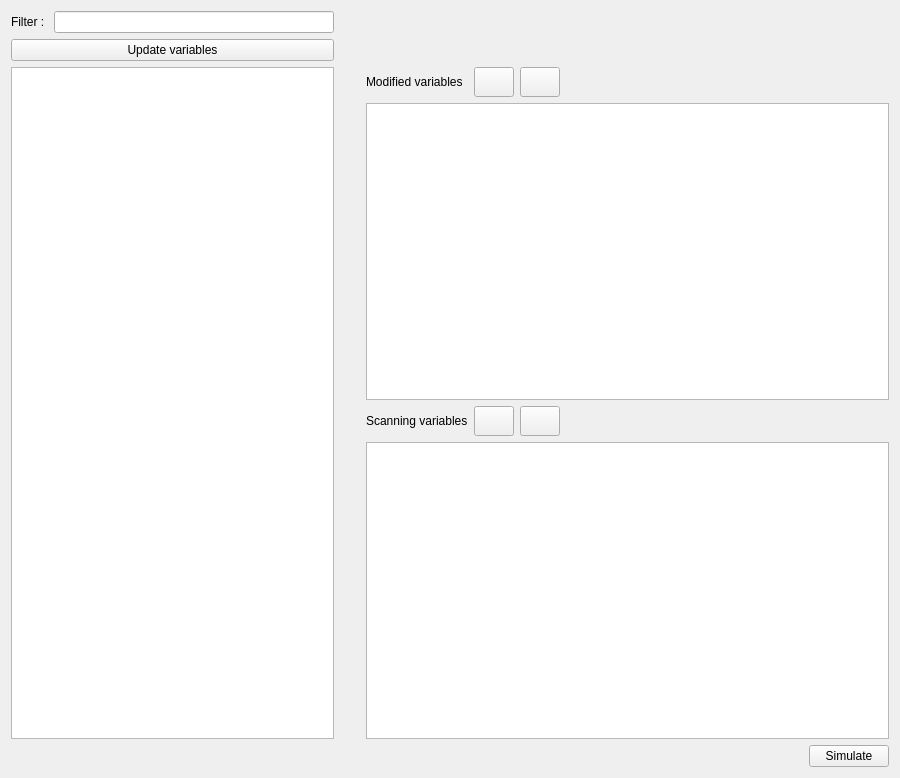
This is OMOptim/GUI/Widgets/WidgetOneSimVars.ui in OpenModelica/OMOptim as Qt 5 draws it before an edit. The edited form follows.
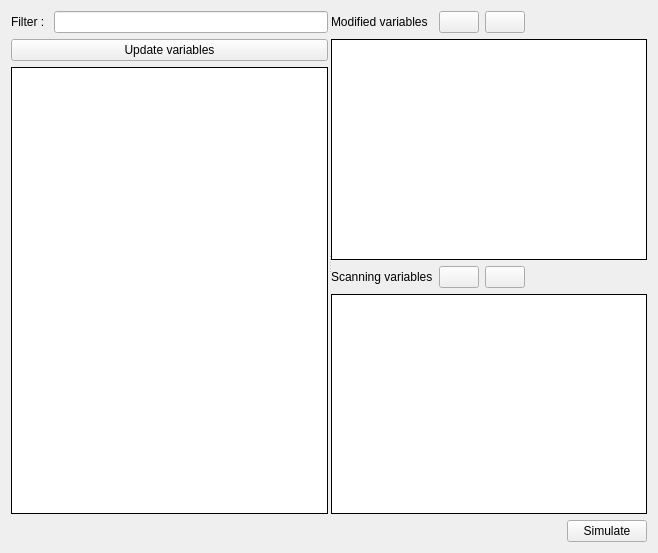
This is the edited form. Icons and pictures are not drawn.

What changed in the file:
```diff
--- a/OMOptim/GUI/Widgets/WidgetOneSimVars.ui
+++ b/OMOptim/GUI/Widgets/WidgetOneSimVars.ui
@@ -6,35 +6,284 @@
    <rect>
     <x>0</x>
     <y>0</y>
-    <width>900</width>
-    <height>778</height>
+    <width>658</width>
+    <height>553</height>
    </rect>
   </property>
   <property name="windowTitle">
    <string>Form</string>
   </property>
-  <layout class="QGridLayout" name="gridLayout">
+  <layout class="QGridLayout" name="gridLayout_4">
    <item row="0" column="0">
-    <layout class="QHBoxLayout" name="horizontalLayout">
-     <item>
-      <widget class="QLabel" name="label">
-       <property name="text">
-        <string>Filter : </string>
-       </property>
-      </widget>
-     </item>
-     <item>
-      <widget class="QLineEdit" name="lineVariableFilter"/>
-     </item>
-    </layout>
+    <widget class="QSplitter" name="splitter">
+     <property name="frameShape">
+      <enum>QFrame::NoFrame</enum>
+     </property>
+     <property name="frameShadow">
+      <enum>QFrame::Plain</enum>
+     </property>
+     <property name="midLineWidth">
+      <number>5</number>
+     </property>
+     <property name="orientation">
+      <enum>Qt::Horizontal</enum>
+     </property>
+     <property name="handleWidth">
+      <number>3</number>
+     </property>
+     <widget class="QWidget" name="">
+      <layout class="QGridLayout" name="gridLayout">
+       <item row="0" column="0">
+        <layout class="QHBoxLayout" name="horizontalLayout">
+         <item>
+          <widget class="QLabel" name="label">
+           <property name="text">
+            <string>Filter : </string>
+           </property>
+          </widget>
+         </item>
+         <item>
+          <widget class="QLineEdit" name="lineVariableFilter"/>
+         </item>
+        </layout>
+       </item>
+       <item row="1" column="0">
+        <widget class="QPushButton" name="pushReadVariables">
+         <property name="text">
+          <string>Update variables</string>
+         </property>
+         <property name="icon">
+          <iconset resource="../../../GUI/Resources/CERESGui.qrc">
+           <normaloff>:/Refresh</normaloff>:/Refresh</iconset>
+         </property>
+        </widget>
+       </item>
+       <item row="2" column="0">
+        <widget class="QTableView" name="tableVariables">
+         <property name="font">
+          <font>
+           <pointsize>7</pointsize>
+          </font>
+         </property>
+         <property name="frameShape">
+          <enum>QFrame::Box</enum>
+         </property>
+         <property name="frameShadow">
+          <enum>QFrame::Plain</enum>
+         </property>
+         <property name="selectionBehavior">
+          <enum>QAbstractItemView::SelectRows</enum>
+         </property>
+         <property name="sortingEnabled">
+          <bool>true</bool>
+         </property>
+         <property name="cornerButtonEnabled">
+          <bool>false</bool>
+         </property>
+        </widget>
+       </item>
+      </layout>
+     </widget>
+     <widget class="QWidget" name="">
+      <layout class="QGridLayout" name="gridLayout_3">
+       <item row="0" column="1">
+        <widget class="QLabel" name="label_2">
+         <property name="text">
+          <string>Modified variables</string>
+         </property>
+        </widget>
+       </item>
+       <item row="0" column="2">
+        <widget class="QPushButton" name="pushAddOver">
+         <property name="minimumSize">
+          <size>
+           <width>20</width>
+           <height>20</height>
+          </size>
+         </property>
+         <property name="text">
+          <string/>
+         </property>
+         <property name="icon">
+          <iconset resource="../../../GUI/Resources/CERESGui.qrc">
+           <normaloff>:/Add</normaloff>:/Add</iconset>
+         </property>
+        </widget>
+       </item>
+       <item row="0" column="3">
+        <widget class="QPushButton" name="pushRemoveOver">
+         <property name="minimumSize">
+          <size>
+           <width>0</width>
+           <height>20</height>
+          </size>
+         </property>
+         <property name="text">
+          <string/>
+         </property>
+         <property name="icon">
+          <iconset resource="../../../GUI/Resources/CERESGui.qrc">
+           <normaloff>:/Delete</normaloff>:/Delete</iconset>
+         </property>
+        </widget>
+       </item>
+       <item row="0" column="4">
+        <spacer name="horizontalSpacer_2">
+         <property name="orientation">
+          <enum>Qt::Horizontal</enum>
+         </property>
+         <property name="sizeHint" stdset="0">
+          <size>
+           <width>40</width>
+           <height>20</height>
+          </size>
+         </property>
+        </spacer>
+       </item>
+       <item row="1" column="0">
+        <spacer name="verticalSpacer_4">
+         <property name="orientation">
+          <enum>Qt::Vertical</enum>
+         </property>
+         <property name="sizeHint" stdset="0">
+          <size>
+           <width>0</width>
+           <height>40</height>
+          </size>
+         </property>
+        </spacer>
+       </item>
+       <item row="1" column="1" rowspan="2" colspan="4">
+        <widget class="QTableView" name="tableOverwritedVariables">
+         <property name="font">
+          <font>
+           <pointsize>7</pointsize>
+          </font>
+         </property>
+         <property name="frameShape">
+          <enum>QFrame::Box</enum>
+         </property>
+         <property name="frameShadow">
+          <enum>QFrame::Plain</enum>
+         </property>
+         <property name="selectionBehavior">
+          <enum>QAbstractItemView::SelectRows</enum>
+         </property>
+         <property name="sortingEnabled">
+          <bool>true</bool>
+         </property>
+        </widget>
+       </item>
+       <item row="2" column="0">
+        <spacer name="verticalSpacer_3">
+         <property name="orientation">
+          <enum>Qt::Vertical</enum>
+         </property>
+         <property name="sizeHint" stdset="0">
+          <size>
+           <width>0</width>
+           <height>40</height>
+          </size>
+         </property>
+        </spacer>
+       </item>
+       <item row="3" column="1">
+        <widget class="QLabel" name="label_3">
+         <property name="text">
+          <string>Scanning variables</string>
+         </property>
+        </widget>
+       </item>
+       <item row="3" column="2">
+        <widget class="QPushButton" name="pushAddScanned">
+         <property name="minimumSize">
+          <size>
+           <width>0</width>
+           <height>20</height>
+          </size>
+         </property>
+         <property name="text">
+          <string/>
+         </property>
+         <property name="icon">
+          <iconset resource="../../../GUI/Resources/CERESGui.qrc">
+           <normaloff>:/Add</normaloff>:/Add</iconset>
+         </property>
+        </widget>
+       </item>
+       <item row="3" column="3">
+        <widget class="QPushButton" name="pushRemoveScanned">
+         <property name="minimumSize">
+          <size>
+           <width>0</width>
+           <height>20</height>
+          </size>
+         </property>
+         <property name="text">
+          <string/>
+         </property>
+         <property name="icon">
+          <iconset resource="../../../GUI/Resources/CERESGui.qrc">
+           <normaloff>:/Delete</normaloff>:/Delete</iconset>
+         </property>
+        </widget>
+       </item>
+       <item row="4" column="0">
+        <spacer name="verticalSpacer">
+         <property name="orientation">
+          <enum>Qt::Vertical</enum>
+         </property>
+         <property name="sizeHint" stdset="0">
+          <size>
+           <width>0</width>
+           <height>40</height>
+          </size>
+         </property>
+        </spacer>
+       </item>
+       <item row="4" column="1" rowspan="2" colspan="4">
+        <widget class="QTableView" name="tableScannedVariables">
+         <property name="frameShape">
+          <enum>QFrame::Box</enum>
+         </property>
+         <property name="frameShadow">
+          <enum>QFrame::Plain</enum>
+         </property>
+         <property name="selectionBehavior">
+          <enum>QAbstractItemView::SelectRows</enum>
+         </property>
+        </widget>
+       </item>
+       <item row="5" column="0">
+        <spacer name="verticalSpacer_2">
+         <property name="orientation">
+          <enum>Qt::Vertical</enum>
+         </property>
+         <property name="sizeHint" stdset="0">
+          <size>
+           <width>0</width>
+           <height>40</height>
+          </size>
+         </property>
+        </spacer>
+       </item>
+      </layout>
+     </widget>
+    </widget>
    </item>
-   <item row="16" column="0" colspan="6">
+   <item row="1" column="0">
     <layout class="QGridLayout" name="gridLayout_2">
      <property name="sizeConstraint">
       <enum>QLayout::SetDefaultConstraint</enum>
      </property>
      <item row="0" column="1">
       <widget class="QPushButton" name="pushSimulate">
+       <property name="sizePolicy">
+        <sizepolicy hsizetype="Minimum" vsizetype="Fixed">
+         <horstretch>0</horstretch>
+         <verstretch>0</verstretch>
+        </sizepolicy>
+       </property>
        <property name="maximumSize">
         <size>
          <width>100</width>
@@ -68,204 +317,6 @@
      </item>
     </layout>
    </item>
-   <item row="2" column="2">
-    <widget class="QLabel" name="label_2">
-     <property name="text">
-      <string>Modified variables</string>
-     </property>
-    </widget>
-   </item>
-   <item row="8" column="2" rowspan="4" colspan="4">
-    <widget class="QTableView" name="tableScannedVariables">
-     <property name="selectionBehavior">
-      <enum>QAbstractItemView::SelectRows</enum>
-     </property>
-    </widget>
-   </item>
-   <item row="3" column="2" rowspan="4" colspan="4">
-    <widget class="QTableView" name="tableOverwritedVariables">
-     <property name="font">
-      <font>
-       <pointsize>7</pointsize>
-      </font>
-     </property>
-     <property name="selectionBehavior">
-      <enum>QAbstractItemView::SelectRows</enum>
-     </property>
-     <property name="sortingEnabled">
-      <bool>true</bool>
-     </property>
-    </widget>
-   </item>
-   <item row="7" column="2">
-    <widget class="QLabel" name="label_3">
-     <property name="text">
-      <string>Scanning variables</string>
-     </property>
-    </widget>
-   </item>
-   <item row="8" column="1">
-    <spacer name="verticalSpacer">
-     <property name="orientation">
-      <enum>Qt::Vertical</enum>
-     </property>
-     <property name="sizeHint" stdset="0">
-      <size>
-       <width>20</width>
-       <height>40</height>
-      </size>
-     </property>
-    </spacer>
-   </item>
-   <item row="11" column="1">
-    <spacer name="verticalSpacer_2">
-     <property name="orientation">
-      <enum>Qt::Vertical</enum>
-     </property>
-     <property name="sizeHint" stdset="0">
-      <size>
-       <width>20</width>
-       <height>40</height>
-      </size>
-     </property>
-    </spacer>
-   </item>
-   <item row="6" column="1">
-    <spacer name="verticalSpacer_3">
-     <property name="orientation">
-      <enum>Qt::Vertical</enum>
-     </property>
-     <property name="sizeHint" stdset="0">
-      <size>
-       <width>20</width>
-       <height>40</height>
-      </size>
-     </property>
-    </spacer>
-   </item>
-   <item row="3" column="1">
-    <spacer name="verticalSpacer_4">
-     <property name="orientation">
-      <enum>Qt::Vertical</enum>
-     </property>
-     <property name="sizeHint" stdset="0">
-      <size>
-       <width>20</width>
-       <height>40</height>
-      </size>
-     </property>
-    </spacer>
-   </item>
-   <item row="2" column="3">
-    <widget class="QPushButton" name="pushAddOver">
-     <property name="minimumSize">
-      <size>
-       <width>0</width>
-       <height>30</height>
-      </size>
-     </property>
-     <property name="text">
-      <string/>
-     </property>
-     <property name="icon">
-      <iconset resource="../../../GUI/Resources/CERESGui.qrc">
-       <normaloff>:/Add</normaloff>:/Add</iconset>
-     </property>
-    </widget>
-   </item>
-   <item row="2" column="4">
-    <widget class="QPushButton" name="pushRemoveOver">
-     <property name="minimumSize">
-      <size>
-       <width>0</width>
-       <height>30</height>
-      </size>
-     </property>
-     <property name="text">
-      <string/>
-     </property>
-     <property name="icon">
-      <iconset resource="../../../GUI/Resources/CERESGui.qrc">
-       <normaloff>:/Delete</normaloff>:/Delete</iconset>
-     </property>
-    </widget>
-   </item>
-   <item row="7" column="3">
-    <widget class="QPushButton" name="pushAddScanned">
-     <property name="minimumSize">
-      <size>
-       <width>0</width>
-       <height>30</height>
-      </size>
-     </property>
-     <property name="text">
-      <string/>
-     </property>
-     <property name="icon">
-      <iconset resource="../../../GUI/Resources/CERESGui.qrc">
-       <normaloff>:/Add</normaloff>:/Add</iconset>
-     </property>
-    </widget>
-   </item>
-   <item row="7" column="4">
-    <widget class="QPushButton" name="pushRemoveScanned">
-     <property name="minimumSize">
-      <size>
-       <width>0</width>
-       <height>30</height>
-      </size>
-     </property>
-     <property name="text">
-      <string/>
-     </property>
-     <property name="icon">
-      <iconset resource="../../../GUI/Resources/CERESGui.qrc">
-       <normaloff>:/Delete</normaloff>:/Delete</iconset>
-     </property>
-    </widget>
-   </item>
-   <item row="2" column="5">
-    <spacer name="horizontalSpacer_2">
-     <property name="orientation">
-      <enum>Qt::Horizontal</enum>
-     </property>
-     <property name="sizeHint" stdset="0">
-      <size>
-       <width>40</width>
-       <height>20</height>
-      </size>
-     </property>
-    </spacer>
-   </item>
-   <item row="2" column="0" rowspan="10">
-    <widget class="QTableView" name="tableVariables">
-     <property name="font">
-      <font>
-       <pointsize>7</pointsize>
-      </font>
-     </property>
-     <property name="selectionBehavior">
-      <enum>QAbstractItemView::SelectRows</enum>
-     </property>
-     <property name="sortingEnabled">
-      <bool>true</bool>
-     </property>
-     <property name="cornerButtonEnabled">
-      <bool>false</bool>
-     </property>
-    </widget>
-   </item>
-   <item row="1" column="0">
-    <widget class="QPushButton" name="pushReadVariables">
-     <property name="text">
-      <string>Update variables</string>
-     </property>
-     <property name="icon">
-      <iconset resource="../../../GUI/Resources/CERESGui.qrc">
-       <normaloff>:/Refresh</normaloff>:/Refresh</iconset>
-     </property>
-    </widget>
-   </item>
   </layout>
  </widget>
  <resources>
```
